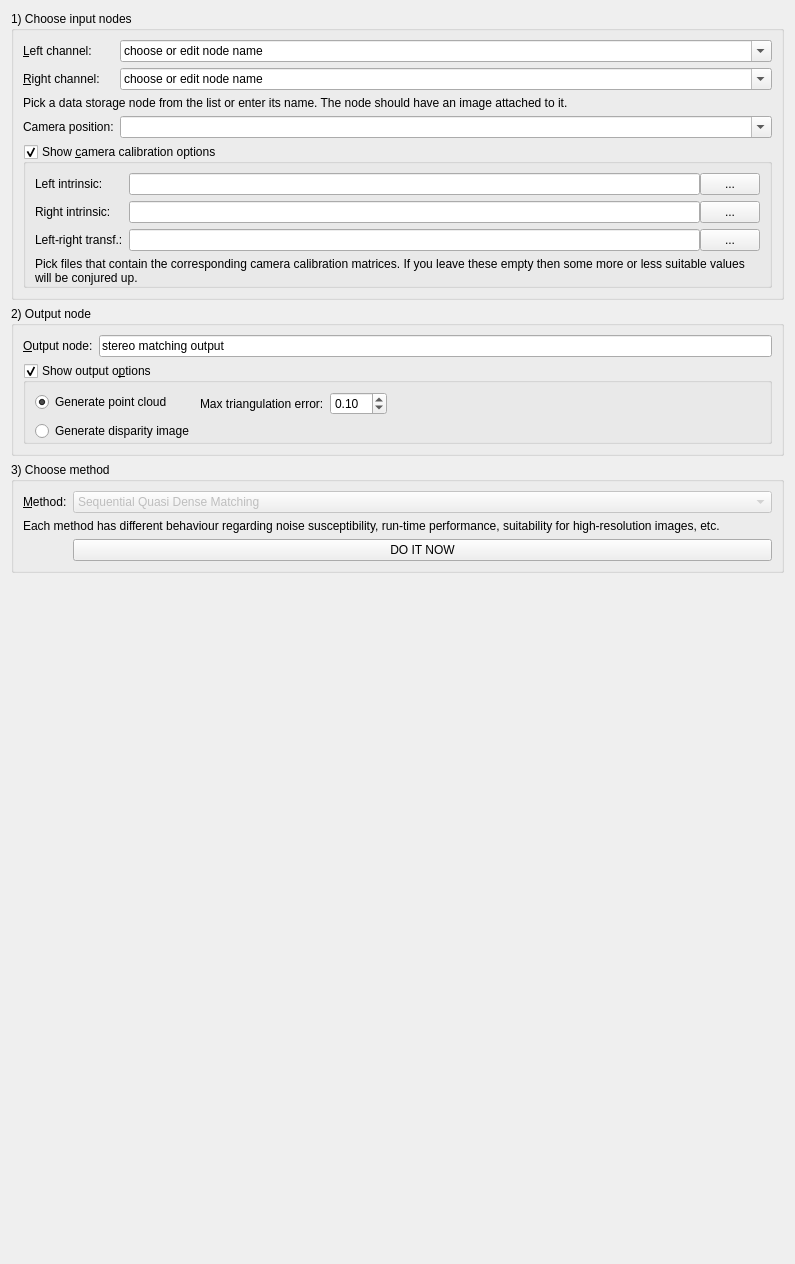
Qt form Code/Gui/MITK/Plugins/uk.ac.ucl.cmic.igisurfacerecon/src/internal/SurfaceReconViewWidget.ui (NifTK/NifTK) before a commit.
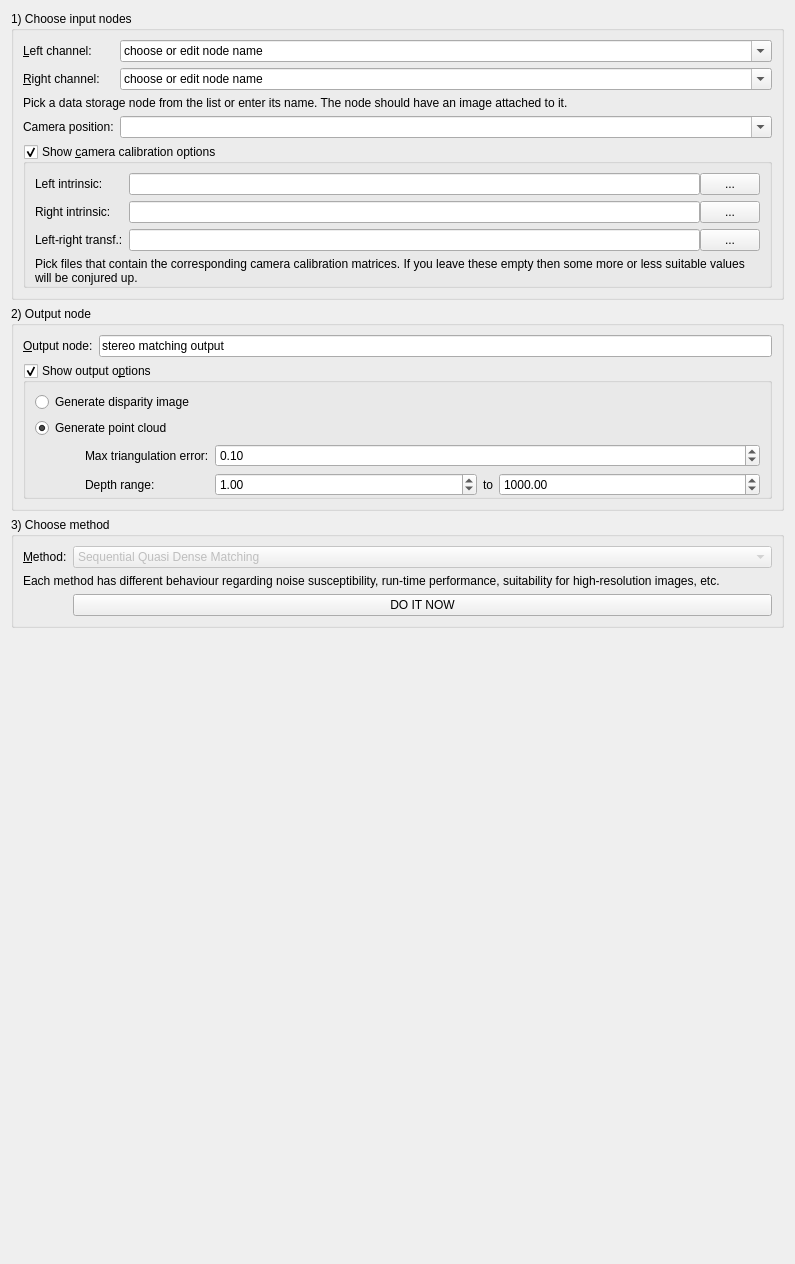
The same form after that commit. Custom widgets are drawn as their Qt base class.

Commit message: Bug #2513: use depth working range for stereomatching

What changed in the file:
```diff
--- a/Code/Gui/MITK/Plugins/uk.ac.ucl.cmic.igisurfacerecon/src/internal/SurfaceReconViewWidget.ui
+++ b/Code/Gui/MITK/Plugins/uk.ac.ucl.cmic.igisurfacerecon/src/internal/SurfaceReconViewWidget.ui
@@ -314,6 +314,9 @@
       </item>
       <item row="3" column="0" colspan="2">
        <widget class="QGroupBox" name="outputoptionsgroupbox">
+        <property name="enabled">
+         <bool>true</bool>
+        </property>
         <property name="title">
          <string>Show output o&amp;ptions</string>
         </property>
@@ -339,19 +342,6 @@
             <property name="margin">
              <number>0</number>
             </property>
-            <item row="0" column="0">
-             <widget class="QRadioButton" name="GeneratePointCloudRadioBox">
-              <property name="enabled">
-               <bool>true</bool>
-              </property>
-              <property name="text">
-               <string>Generate point cloud</string>
-              </property>
-              <property name="checked">
-               <bool>true</bool>
-              </property>
-             </widget>
-            </item>
             <item row="1" column="0">
              <widget class="QRadioButton" name="GenerateDisparityImageRadioBox">
               <property name="text">
@@ -362,9 +352,37 @@
               </property>
              </widget>
             </item>
-            <item row="0" column="1">
+            <item row="2" column="0">
+             <widget class="QRadioButton" name="GeneratePointCloudRadioBox">
+              <property name="enabled">
+               <bool>true</bool>
+              </property>
+              <property name="text">
+               <string>Generate point cloud</string>
+              </property>
+              <property name="checked">
+               <bool>true</bool>
+              </property>
+             </widget>
+            </item>
+            <item row="3" column="0" colspan="2">
              <layout class="QHBoxLayout" name="horizontalLayout_4">
               <item>
+               <widget class="QWidget" name="m_PointCloudOptionsWidget" native="true">
+                <layout class="QFormLayout" name="formLayout_8">
+                 <property name="leftMargin">
+                  <number>50</number>
+                 </property>
+                 <property name="topMargin">
+                  <number>0</number>
+                 </property>
+                 <property name="rightMargin">
+                  <number>0</number>
+                 </property>
+                 <property name="bottomMargin">
+                  <number>0</number>
+                 </property>
+                 <item row="0" column="0">
                <widget class="QLabel" name="label_7">
                 <property name="text">
                  <string>Max triangulation error:</string>
@@ -374,7 +392,7 @@
                 </property>
                </widget>
               </item>
-              <item>
+                 <item row="0" column="1">
                <widget class="QDoubleSpinBox" name="m_MaxTriangulationErrorThresholdSpinBox">
                 <property name="toolTip">
                  <string>Left-right correspondences above this threshold will be rejected.</string>
@@ -387,18 +405,64 @@
                 </property>
                </widget>
               </item>
+                 <item row="1" column="0">
+                  <widget class="QLabel" name="label_13">
+                   <property name="text">
+                    <string>Depth range:</string>
+                   </property>
+                  </widget>
+                 </item>
+                 <item row="1" column="1">
+                  <layout class="QHBoxLayout" name="horizontalLayout_5">
               <item>
-               <spacer name="horizontalSpacer_2">
-                <property name="orientation">
-                 <enum>Qt::Horizontal</enum>
-                </property>
-                <property name="sizeHint" stdset="0">
-                 <size>
-                  <width>40</width>
-                  <height>20</height>
-                 </size>
-                </property>
-               </spacer>
+                    <widget class="QDoubleSpinBox" name="m_MinDepthRangeSpinBox">
+                     <property name="sizePolicy">
+                      <sizepolicy hsizetype="Expanding" vsizetype="Fixed">
+                       <horstretch>0</horstretch>
+                       <verstretch>0</verstretch>
+                      </sizepolicy>
+                     </property>
+                     <property name="maximum">
+                      <double>999.000000000000000</double>
+                     </property>
+                     <property name="singleStep">
+                      <double>0.500000000000000</double>
+                     </property>
+                     <property name="value">
+                      <double>1.000000000000000</double>
+                     </property>
+                    </widget>
+                   </item>
+                   <item>
+                    <widget class="QLabel" name="label_14">
+                     <property name="text">
+                      <string>to</string>
+                     </property>
+                     <property name="alignment">
+                      <set>Qt::AlignCenter</set>
+                     </property>
+                    </widget>
+                   </item>
+                   <item>
+                    <widget class="QDoubleSpinBox" name="m_MaxDepthRangeSpinBox">
+                     <property name="sizePolicy">
+                      <sizepolicy hsizetype="Expanding" vsizetype="Fixed">
+                       <horstretch>0</horstretch>
+                       <verstretch>0</verstretch>
+                      </sizepolicy>
+                     </property>
+                     <property name="maximum">
+                      <double>9999.000000000000000</double>
+                     </property>
+                     <property name="value">
+                      <double>1000.000000000000000</double>
+                     </property>
+                    </widget>
+                   </item>
+                  </layout>
+                 </item>
+                </layout>
+               </widget>
               </item>
              </layout>
             </item>
```
Left out of the diff: 33 changed lines with no effect on the pictures. Lines whose indentation alone changed are shown as unchanged. The commit also changes 6 other files.
